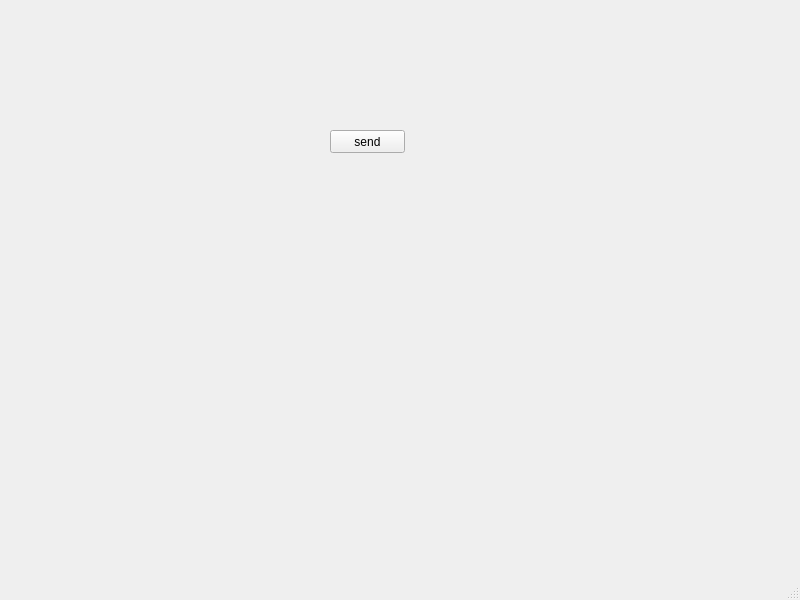
Old version of the form mainwindow.ui in the repository DAC8811/Magnetic_image_udp.
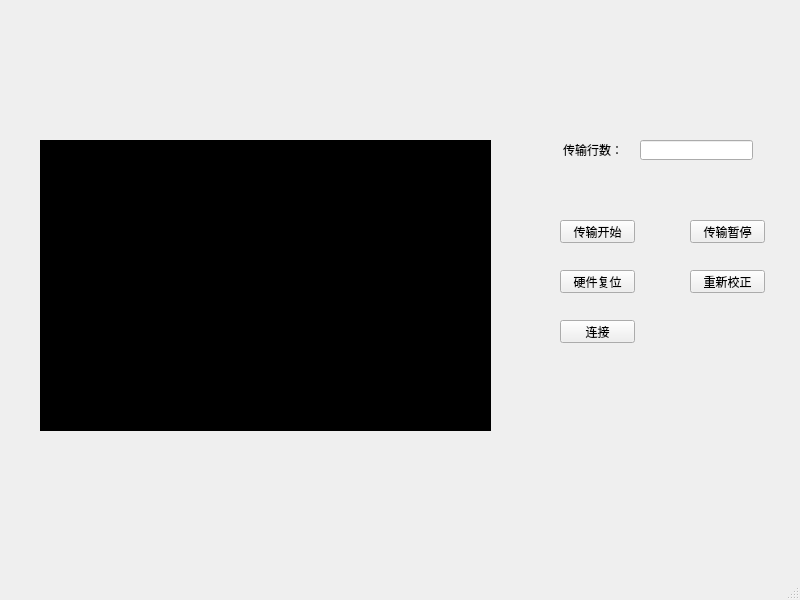
New version of the form.

Commit message: 基本保证传输的稳定性和速度，还没有把图像显示加进去

```diff
--- a/mainwindow.ui
+++ b/mainwindow.ui
@@ -17,14 +17,105 @@
    <widget class="QPushButton" name="sendBtn">
     <property name="geometry">
      <rect>
-      <x>330</x>
-      <y>130</y>
+      <x>560</x>
+      <y>220</y>
       <width>75</width>
       <height>23</height>
      </rect>
     </property>
     <property name="text">
-     <string>send</string>
+     <string>传输开始</string>
+    </property>
+   </widget>
+   <widget class="QLineEdit" name="lineEdit">
+    <property name="geometry">
+     <rect>
+      <x>640</x>
+      <y>140</y>
+      <width>113</width>
+      <height>20</height>
+     </rect>
+    </property>
+   </widget>
+   <widget class="QLabel" name="label">
+    <property name="geometry">
+     <rect>
+      <x>563</x>
+      <y>140</y>
+      <width>61</width>
+      <height>20</height>
+     </rect>
+    </property>
+    <property name="text">
+     <string>传输行数：</string>
+    </property>
+   </widget>
+   <widget class="QPushButton" name="recorrectBtn">
+    <property name="geometry">
+     <rect>
+      <x>690</x>
+      <y>270</y>
+      <width>75</width>
+      <height>23</height>
+     </rect>
+    </property>
+    <property name="text">
+     <string>重新校正</string>
+    </property>
+   </widget>
+   <widget class="QPushButton" name="resetBtn">
+    <property name="geometry">
+     <rect>
+      <x>560</x>
+      <y>270</y>
+      <width>75</width>
+      <height>23</height>
+     </rect>
+    </property>
+    <property name="text">
+     <string>硬件复位</string>
+    </property>
+   </widget>
+   <widget class="QPushButton" name="transStopBtn">
+    <property name="geometry">
+     <rect>
+      <x>690</x>
+      <y>220</y>
+      <width>75</width>
+      <height>23</height>
+     </rect>
+    </property>
+    <property name="text">
+     <string>传输暂停</string>
+    </property>
+   </widget>
+   <widget class="QPushButton" name="connectBtn">
+    <property name="geometry">
+     <rect>
+      <x>560</x>
+      <y>320</y>
+      <width>75</width>
+      <height>23</height>
+     </rect>
+    </property>
+    <property name="text">
+     <string>连接</string>
+    </property>
+   </widget>
+   <widget class="QLabel" name="imageLabel">
+    <property name="geometry">
+     <rect>
+      <x>40</x>
+      <y>140</y>
+      <width>451</width>
+      <height>291</height>
+     </rect>
+    </property>
+    <property name="styleSheet">
+     <string notr="true">background-color:rgb(0, 0, 0)</string>
+    </property>
+    <property name="text">
+     <string>图像显示</string>
     </property>
    </widget>
   </widget>
```
Left out of the diff: 2 changed lines with no effect on the pictures. The commit also changes 8 other files.
